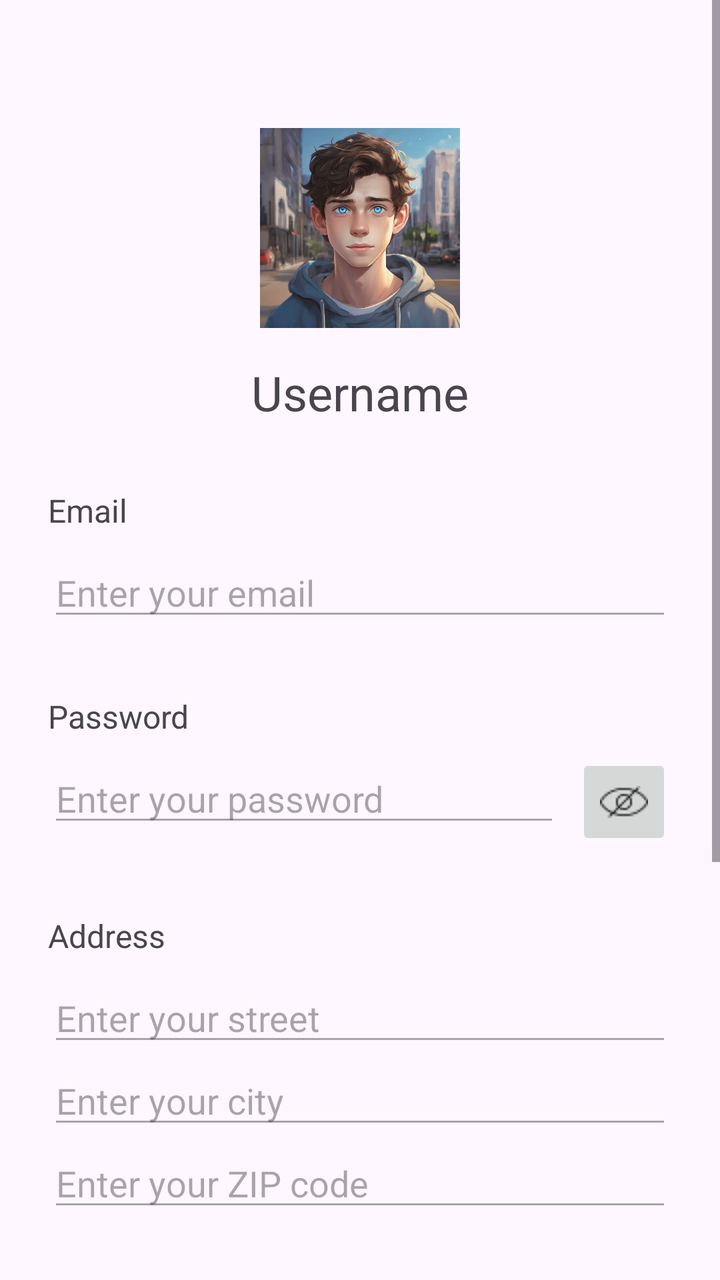
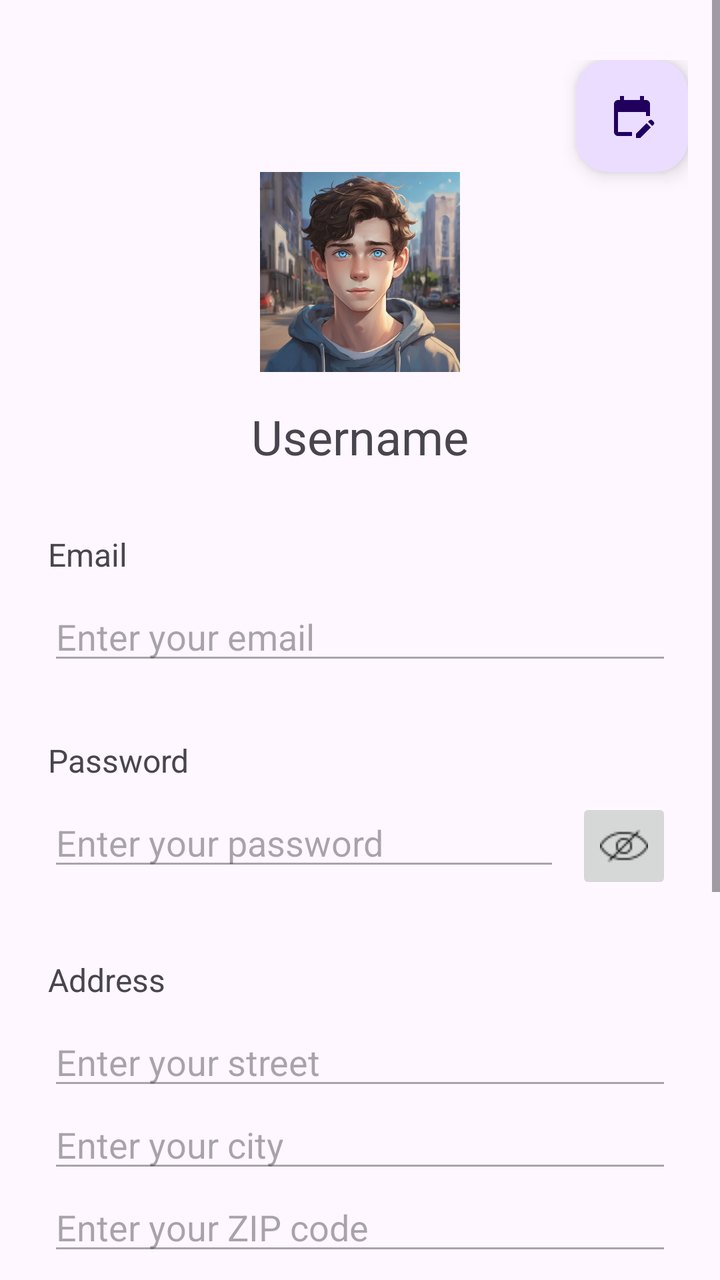

The first picture is an Android layout as it rendered before a commit; the second is the same layout after the commit. The layout source and the unified diff follow.
<!-- AndroidManifest.xml: application theme Theme.DailyKind -->
<!-- res/layout/fragment_profile.xml -->
<?xml version="1.0" encoding="utf-8"?>
<ScrollView xmlns:android="http://schemas.android.com/apk/res/android"
    android:layout_width="match_parent"
    android:layout_height="match_parent">

    <LinearLayout
        android:layout_width="match_parent"
        android:layout_height="wrap_content"
        android:orientation="vertical"
        android:paddingTop="64dp"
        android:paddingBottom="128dp"
        android:paddingLeft="16dp"
        android:paddingRight="16dp">

        
        <ImageView
            android:id="@+id/profile_image"
            android:layout_width="100dp"
            android:layout_height="100dp"
            android:layout_gravity="center"
            android:src="@drawable/profilepic1"
            android:contentDescription="Profile Picture"
            android:scaleType="centerCrop"
            android:layout_marginBottom="16dp"/>

        
        <TextView
            android:id="@+id/username"
            android:layout_width="wrap_content"
            android:layout_height="wrap_content"
            android:text="Username"
            android:textSize="24sp"
            android:layout_gravity="center"
            android:layout_marginBottom="32dp"/>

        
        <TextView
            android:layout_marginLeft="8dp"
            android:layout_width="wrap_content"
            android:layout_height="wrap_content"
            android:text="Email"
            android:textSize="16sp"
            android:layout_marginBottom="8dp"/>
        <EditText
            android:layout_marginLeft="8dp"
            android:layout_marginRight="8dp"
            android:id="@+id/email"
            android:layout_width="match_parent"
            android:layout_height="wrap_content"
            android:inputType="textEmailAddress"
            android:hint="Enter your email"
            android:enabled="false"/>

        
        <TextView
            android:layout_marginLeft="8dp"
            android:layout_width="wrap_content"
            android:layout_height="wrap_content"
            android:text="Password"
            android:textSize="16sp"
            android:layout_marginTop="32dp"
            android:layout_marginBottom="8dp"/>
        <LinearLayout

            android:layout_width="match_parent"
            android:layout_height="wrap_content"
            android:orientation="horizontal">
            <EditText
                android:layout_marginLeft="8dp"
                android:layout_marginRight="8dp"
                android:id="@+id/password"
                android:layout_width="0dp"
                android:layout_height="wrap_content"
                android:layout_weight="1"
                android:inputType="textPassword"
                android:hint="Enter your password"
                android:enabled="false"/>
            <ImageButton
                android:layout_marginRight="8dp"
                android:id="@+id/toggle_password_visibility"
                android:layout_width="48dp"
                android:layout_height="48dp"
                android:src="@drawable/invisible_eye"
                android:contentDescription="Toggle Password Visibility"
                android:enabled="false"/>
        </LinearLayout>

        

        
        <TextView
            android:layout_marginLeft="8dp"
            android:layout_marginRight="8dp"
            android:layout_width="wrap_content"
            android:layout_height="wrap_content"
            android:layout_marginTop="32dp"
            android:layout_marginBottom="8dp"
            android:text="Address"
            android:textSize="16sp" />

        <EditText
            android:layout_marginLeft="8dp"
            android:layout_marginRight="8dp"
            android:id="@+id/street"
            android:layout_width="match_parent"
            android:layout_height="wrap_content"
            android:hint="Enter your street"
            android:enabled="false"/>

        
        <EditText
            android:layout_marginLeft="8dp"
            android:layout_marginRight="8dp"
            android:id="@+id/city"
            android:layout_width="match_parent"
            android:layout_height="wrap_content"
            android:hint="Enter your city"
            android:enabled="false"/>

        
        <EditText
            android:layout_marginLeft="8dp"
            android:layout_marginRight="8dp"
            android:id="@+id/zip_code"
            android:layout_width="match_parent"
            android:layout_height="wrap_content"
            android:hint="Enter your ZIP code"
            android:enabled="false"/>

        
        <TextView
            android:layout_marginLeft="8dp"
            android:layout_marginRight="8dp"
            android:layout_width="wrap_content"
            android:layout_height="wrap_content"
            android:text="Country"
            android:textSize="16sp"
            android:layout_marginTop="32dp"
            android:layout_marginBottom="8dp"/>
        <Spinner
            android:layout_marginLeft="8dp"
            android:layout_marginRight="8dp"
            android:id="@+id/country_picker"
            android:layout_width="match_parent"
            android:layout_height="wrap_content"
            android:enabled="false"/>

        
        <Button
            android:id="@+id/edit_button"
            android:layout_width="wrap_content"
            android:layout_height="wrap_content"
            android:text="Change Data"
            android:layout_gravity="center"
            android:layout_marginTop="24dp"/>


        
        <TextView
            android:layout_marginLeft="8dp"
            android:layout_marginRight="8dp"
            android:layout_width="wrap_content"
            android:layout_height="wrap_content"
            android:text="Calendar"
            android:textSize="16sp"
            android:layout_marginTop="32dp"
            />

        <FrameLayout
            android:id="@+id/calendar_container"
            android:layout_width="match_parent"
            android:layout_height="wrap_content"
            android:layout_below="@id/recyclerViewTrending"
            android:background="@color/ic_launcher_background"
            android:backgroundTint="#FDF6FE" />
    </LinearLayout>


</ScrollView>
<!-- resources referenced by this layout -->
<resources>
  <color name="ic_launcher_background">#FFFFFF</color>
  <!-- drawable invisible_eye: png bitmap (drawable, 495 bytes) -->
  <!-- drawable profilepic1: webp bitmap (drawable, 95612 bytes) -->
  <style name="Theme.DailyKind" parent="Base.Theme.DailyKind" />
  <style name="Base.Theme.DailyKind" parent="Theme.Material3.DayNight.NoActionBar">
          
          
      </style>
</resources>

<!-- the commit's change to res/layout/fragment_profile.xml (unified diff, before → after) -->
@@ -7,10 +7,19 @@
         android:layout_width="match_parent"
         android:layout_height="wrap_content"
         android:orientation="vertical"
-        android:paddingTop="64dp"
+        android:paddingTop="30dp"
         android:paddingBottom="128dp"
         android:paddingLeft="16dp"
         android:paddingRight="16dp">
+
+        <com.google.android.material.floatingactionbutton.FloatingActionButton
+            android:id="@+id/calenderIcon"
+            android:layout_width="wrap_content"
+            android:layout_height="wrap_content"
+            android:layout_gravity="top|right"
+            android:scaleType="fitXY"
+            android:tint="@android:color/white"
+            android:src="@drawable/baseline_edit_calendar_24" />
 
         
         <ImageView
@@ -156,23 +165,6 @@
 
 
         
-        <TextView
-            android:layout_marginLeft="8dp"
-            android:layout_marginRight="8dp"
-            android:layout_width="wrap_content"
-            android:layout_height="wrap_content"
-            android:text="Calendar"
-            android:textSize="16sp"
-            android:layout_marginTop="32dp"
-            />
-
-        <FrameLayout
-            android:id="@+id/calendar_container"
-            android:layout_width="match_parent"
-            android:layout_height="wrap_content"
-            android:layout_below="@id/recyclerViewTrending"
-            android:background="@color/ic_launcher_background"
-            android:backgroundTint="#FDF6FE" />
     </LinearLayout>
 
 
<!-- resource entries referenced after the edit -->
@@ -1,6 +1,11 @@
 <!-- resources referenced by this layout -->
 <resources>
-  <color name="ic_launcher_background">#FFFFFF</color>
+  <!-- drawable baseline_edit_calendar_24 (drawable) -->
+  <vector xmlns:android="http://schemas.android.com/apk/res/android" android:height="24dp" android:tint="#000000" android:viewportHeight="24" android:viewportWidth="24" android:width="24dp">
+        
+      <path android:fillColor="@android:color/white" android:pathData="M12,22H5c-1.11,0 -2,-0.9 -2,-2L3.01,6c0,-1.1 0.88,-2 1.99,-2h1V2h2v2h8V2h2v2h1c1.1,0 2,0.9 2,2v6h-2v-2H5v10h7V22zM22.13,16.99l0.71,-0.71c0.39,-0.39 0.39,-1.02 0,-1.41l-0.71,-0.71c-0.39,-0.39 -1.02,-0.39 -1.41,0l-0.71,0.71L22.13,16.99zM21.42,17.7l-5.3,5.3H14v-2.12l5.3,-5.3L21.42,17.7z"/>
+      
+  </vector>
   <!-- drawable invisible_eye: png bitmap (drawable, 495 bytes) -->
   <!-- drawable profilepic1: webp bitmap (drawable, 95612 bytes) -->
   <style name="Theme.DailyKind" parent="Base.Theme.DailyKind" />
